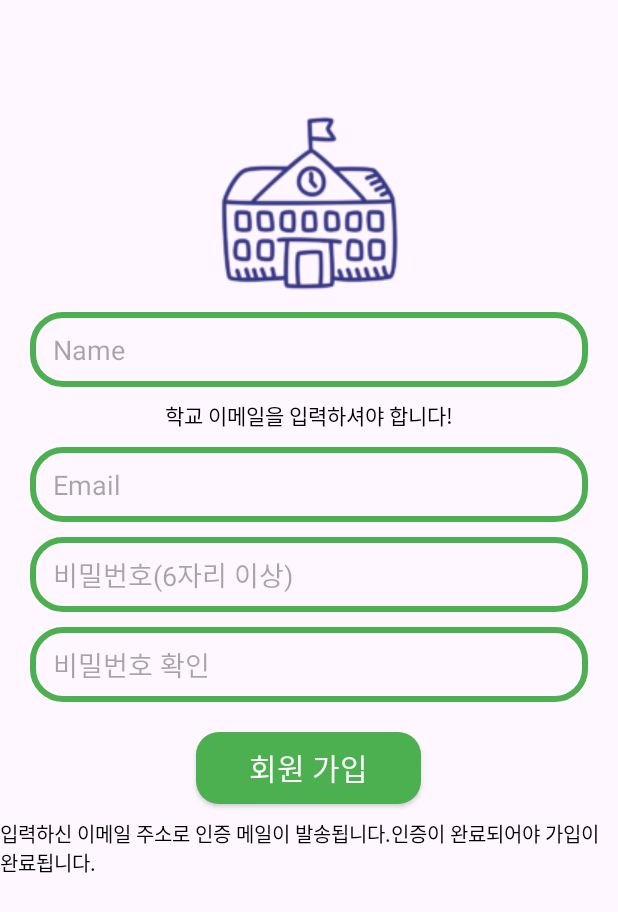
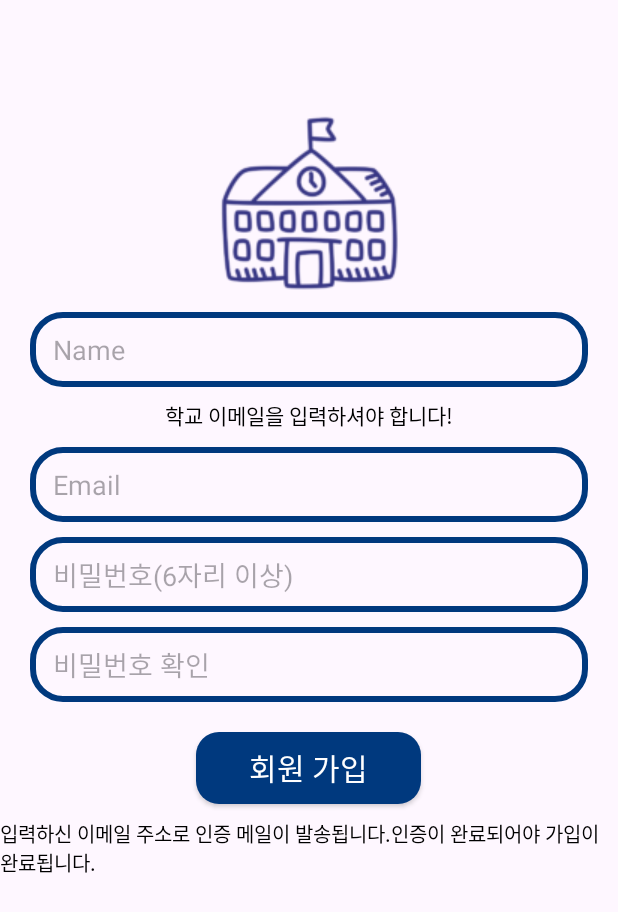
Before and after one commit to YouDaYeon/CapstoneDesign, an Android app: the SignActivity screen opened directly, with no data from a screen before it, on a phone screen of 412 x 824 dp. Shown: the top 912 px of the screen. Run offline under Robolectric (Android 15) with nearby library versions, the phone set to English and light mode, and no system bars; our stand-ins replace Firebase (no records; nobody signed in at launch, a user with empty details on screens opened directly).

Commit message:
색상수정

```diff
--- a/app/src/main/res/drawable/btn_background.xml
+++ b/app/src/main/res/drawable/btn_background.xml
@@ -1,6 +1,6 @@
 <?xml version="1.0" encoding="utf-8"?>
 <shape xmlns:android="http://schemas.android.com/apk/res/android">
     <corners android:radius="15dp"/>
-    <solid android:color="@color/green"/>
+    <solid android:color="@color/cc_blue"/>
 
 </shape>
--- a/app/src/main/res/drawable/edit_background.xml
+++ b/app/src/main/res/drawable/edit_background.xml
@@ -3,5 +3,5 @@
     <corners android:radius="20dp"/>
     <stroke
         android:width="4dp"
-        android:color="@color/green"/>
+        android:color="@color/cc_blue"/>
 </shape>
--- a/app/src/main/res/layout/activity_channel_list.xml
+++ b/app/src/main/res/layout/activity_channel_list.xml
@@ -23,6 +23,6 @@
         android:layout_marginTop="16dp"
         android:onClick="onCreateChannelButtonClick"
         android:text="채널 만들기"
-        tools:ignore="HardcodedText,UsingOnClickInXml" />
+        tools:ignore="HardcodedText,UsingOnClickInXml"/>
 
 </LinearLayout>
--- a/app/src/main/res/layout/activity_create_channel.xml
+++ b/app/src/main/res/layout/activity_create_channel.xml
@@ -162,7 +162,8 @@
         android:layout_height="wrap_content"
         android:layout_gravity="center"
         android:text="완료"
-        tools:ignore="HardcodedText" />
+        tools:ignore="HardcodedText"
+        android:backgroundTint="@color/cc_blue"/>
 
 
 </LinearLayout>
--- a/app/src/main/res/layout/fragment_competition_list.xml
+++ b/app/src/main/res/layout/fragment_competition_list.xml
@@ -27,7 +27,7 @@
         android:layout_width="wrap_content"
         android:layout_height="wrap_content"
         android:text="공모전: "
-        android:textSize="18sp" />
+        android:textSize="18sp"/>
 
     <androidx.appcompat.widget.Toolbar
         android:layout_width="match_parent"
--- a/app/src/main/res/layout/fragment_mypage.xml
+++ b/app/src/main/res/layout/fragment_mypage.xml
@@ -29,6 +29,7 @@
         android:layout_height="wrap_content"
         android:layout_marginTop="150dp"
         android:text="로그아웃"
+        android:backgroundTint="@color/cc_blue"
         android:layout_gravity="center|top" />
     <Button
         android:id="@+id/signoutButton"
@@ -36,6 +37,7 @@
         android:layout_height="wrap_content"
         android:layout_marginTop="200dp"
         android:text="회원탈퇴"
+        android:backgroundTint="@color/cc_blue"
         android:layout_gravity="center|top" />
 
     <androidx.appcompat.widget.Toolbar
```
